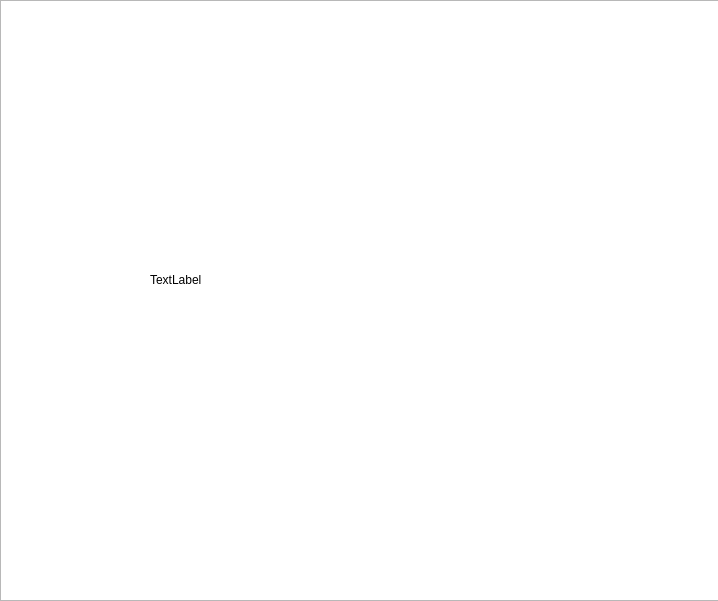
This is widget.ui in Justy5/Cursova_Kuchma as Qt 5 draws it before an edit. The edited form follows.
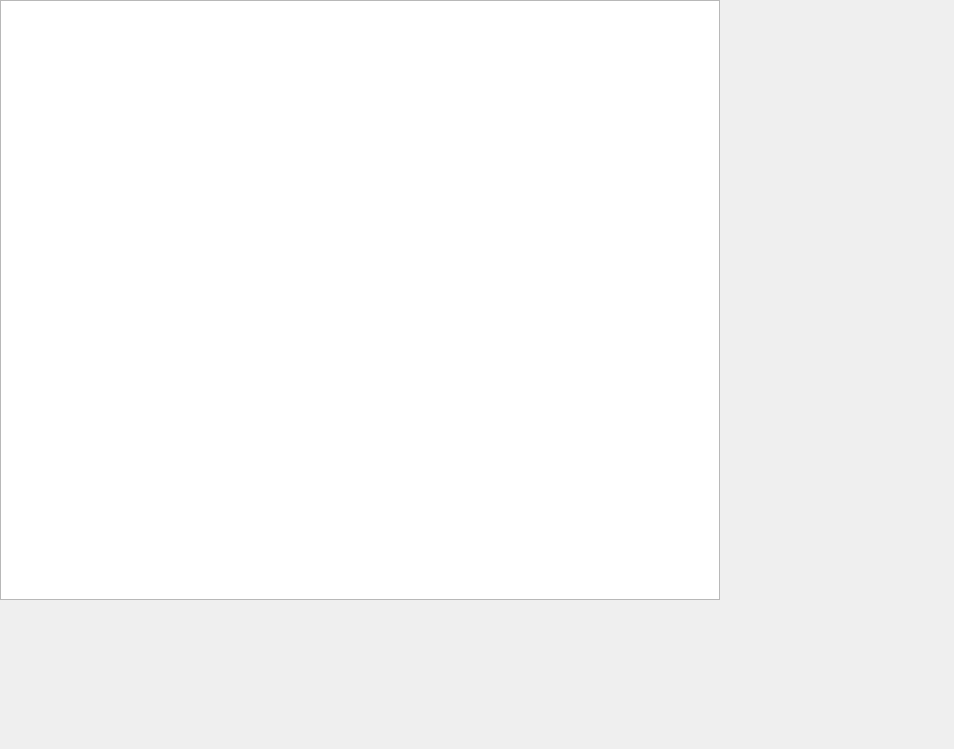
This is the edited form.

Patch:
```diff
--- a/widget.ui
+++ b/widget.ui
@@ -6,44 +6,28 @@
    <rect>
     <x>0</x>
     <y>0</y>
-    <width>718</width>
-    <height>601</height>
+    <width>954</width>
+    <height>749</height>
    </rect>
   </property>
   <property name="windowTitle">
    <string>Widget</string>
   </property>
-  <property name="autoFillBackground">
-   <bool>false</bool>
-  </property>
   <widget class="QGraphicsView" name="graphicsView">
    <property name="geometry">
     <rect>
      <x>0</x>
      <y>0</y>
-     <width>721</width>
-     <height>601</height>
-    </rect>
-   </property>
-  </widget>
-  <widget class="QLabel" name="label">
-   <property name="geometry">
-    <rect>
-     <x>150</x>
-     <y>80</y>
-     <width>400</width>
-     <height>400</height>
+     <width>720</width>
+     <height>600</height>
     </rect>
    </property>
    <property name="minimumSize">
     <size>
-     <width>400</width>
-     <height>400</height>
+     <width>720</width>
+     <height>600</height>
     </size>
    </property>
-   <property name="text">
-    <string>TextLabel</string>
-   </property>
   </widget>
  </widget>
  <layoutdefault spacing="6" margin="11"/>
```
